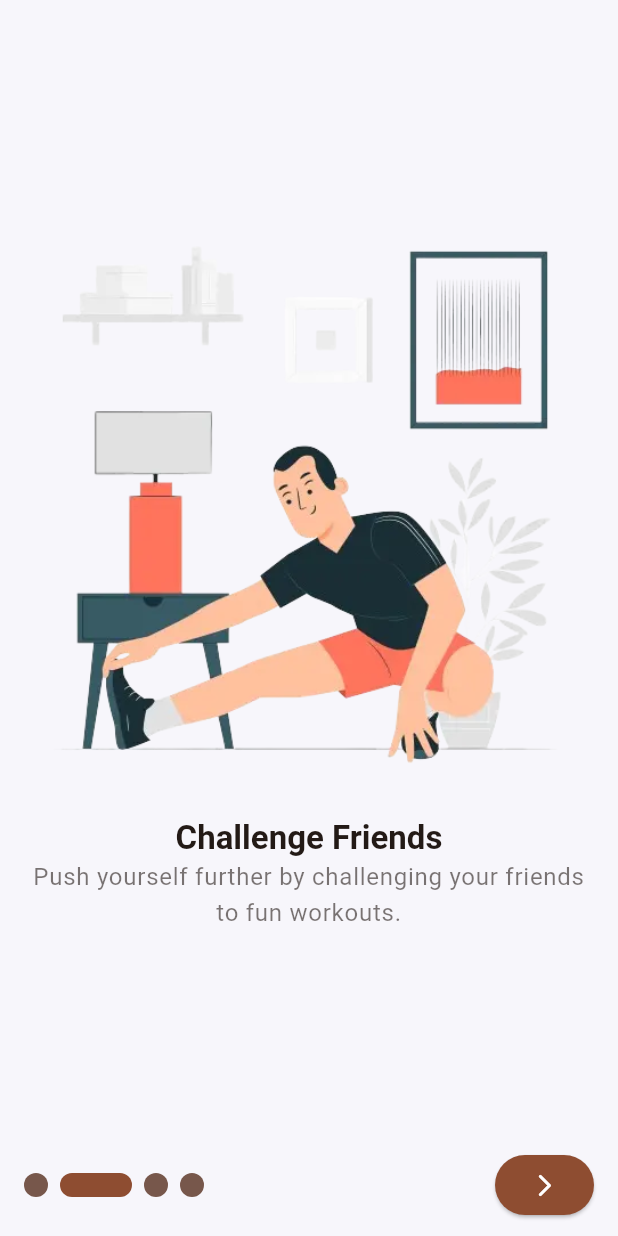
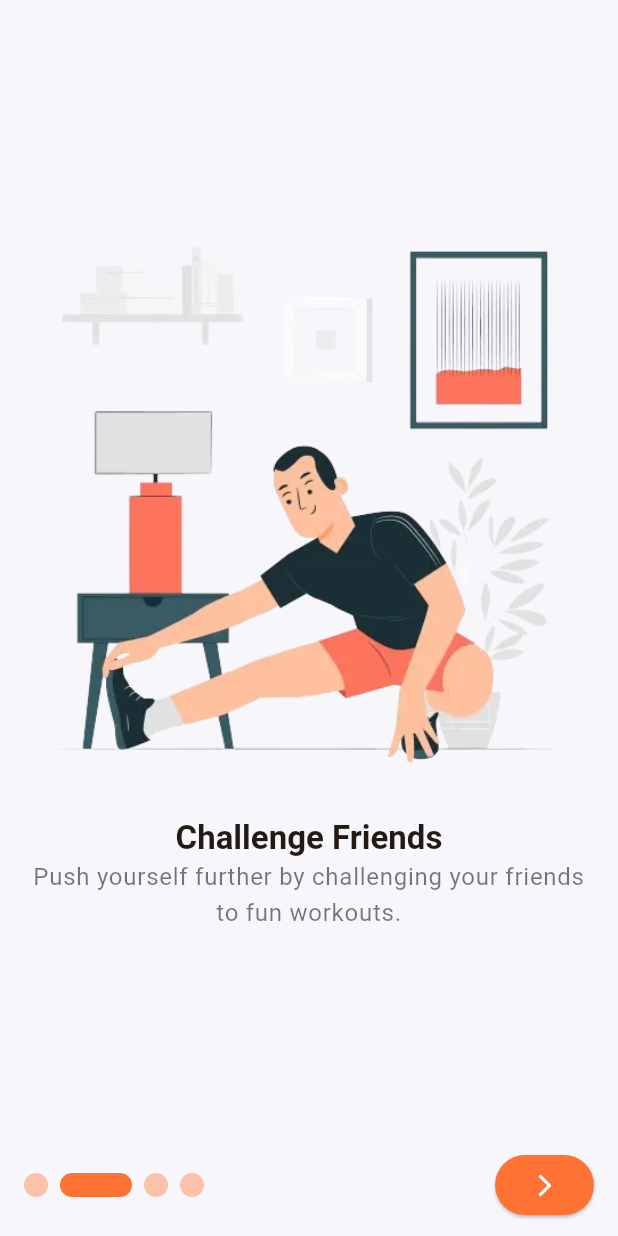
Before and after one commit to hinasahammed/sweatsquad, a Flutter app: the screen it shows after launch, after a tap on the "arrow forward ios" icon, on a phone screen of 412 x 824 dp. Run offline on Flutter 3.47's test engine with Material 3 defaults, Android fonts, the phone set to English and light mode, and no system bars; drawn by our look-alikes of smooth_page_indicator; our stand-ins replace gap.

Commit message:
added onboard

```diff
--- a/lib/view/onboard/onbaoard_view.dart
+++ b/lib/view/onboard/onbaoard_view.dart
@@ -1,10 +1,9 @@
-import 'package:flutter/cupertino.dart';
 import 'package:flutter/material.dart';
-import 'package:flutter/widgets.dart';
 import 'package:gap/gap.dart';
 import 'package:smooth_page_indicator/smooth_page_indicator.dart';
 import 'package:sweat_squad/res/components/onboard/onboard_first_session.dart';
 import 'package:sweat_squad/res/components/onboard/onboard_second_session.dart';
+import 'package:sweat_squad/view/splash/splash_view.dart';
 
 class OnboardView extends StatefulWidget {
   const OnboardView({super.key});
@@ -28,7 +27,7 @@ class _OnboardViewState extends State<OnboardView> {
             child: PageView(
               controller: controller,
               onPageChanged: (value) {
-                setState(() => isLastPage = value == 4);
+                setState(() => isLastPage = value == 3);
               },
               children: [
                 OnboardFirstSession(
@@ -75,24 +74,27 @@ class _OnboardViewState extends State<OnboardView> {
                     curve: Curves.easeInOut,
                   ),
                   effect: ExpandingDotsEffect(
-                    activeDotColor: theme.colorScheme.primary,
-                    dotColor: theme.colorScheme.secondary,
+                    activeDotColor: const Color(0xffFE7234),
+                    dotColor: const Color(0xffFE7234).withOpacity(.4),
                   ),
                 ),
                 ElevatedButton(
                   style: ElevatedButton.styleFrom(
-                    backgroundColor: theme.colorScheme.primary,
+                    backgroundColor: const Color(0xffFE7234),
                     shape: RoundedRectangleBorder(
                       borderRadius: BorderRadius.circular(20),
                     ),
                   ),
                   onPressed: () {
-                    controller.nextPage(
-                      duration: const Duration(milliseconds: 250),
-                      curve: Curves.easeIn,
-                    );
-                    print('trursdlgkje');
-                    isLastPage ? print('true') : print('false');
+                    isLastPage
+                        ? Navigator.push(
+                            context,
+                            MaterialPageRoute(
+                                builder: (ctx) => const SplashView()))
+                        : controller.nextPage(
+                            duration: const Duration(milliseconds: 250),
+                            curve: Curves.easeIn,
+                          );
                   },
                   child: Icon(
                     Icons.arrow_forward_ios_rounded,
```
